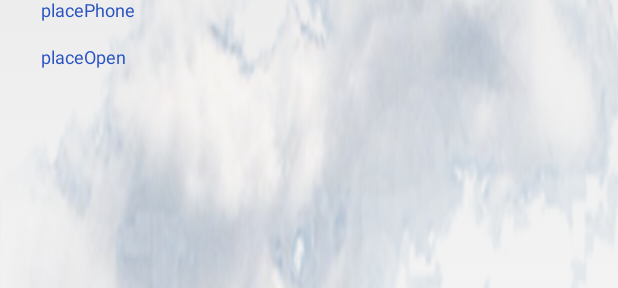
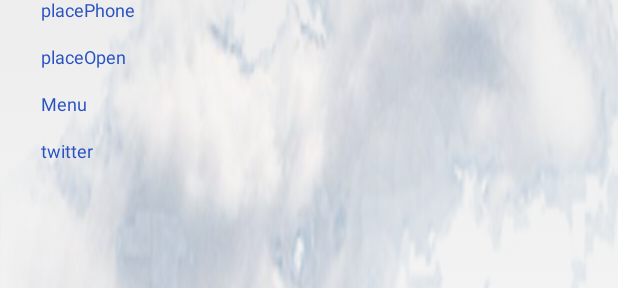
Before and after one commit to zhaozw/FoodTruckAficionadosOpenSource, an Android app: the layout food_truck_rows.xml on its own in the app's theme, with its tools: preview values and no code run, on a phone screen of 412 x 824 dp. Shown: the part 284-572 px from the top of the screen. Run offline under Robolectric (Android 15) with nearby library versions, the phone set to English and light mode, and no system bars.

Commit message:
ADJUSTED MORE UI need rest for a minute

```diff
--- a/app/src/main/res/layout/food_truck_rows.xml
+++ b/app/src/main/res/layout/food_truck_rows.xml
@@ -213,21 +213,25 @@
             android:id="@+id/placePostalView"
             android:layout_width="wrap_content"
             android:layout_height="wrap_content"
-            android:layout_below="@id/placePhoneView"
-            android:padding="9dp"
+            android:layout_below="@id/placeOpenNowView"
+            android:padding="7dp"
             android:textColor="#2A53C1"
-            android:textSize="15sp"
+            android:textSize="12sp"
+            android:text="Menu"
             android:layout_alignLeft="@id/placeAddressView"
+
             />
         <TextView
             android:id="@+id/placeExtraView"
             android:layout_width="wrap_content"
             android:layout_height="wrap_content"
-            android:layout_below="@id/placePhoneView"
-            android:padding="3dp"
+            android:layout_below="@id/placePostalView"
+            android:padding="7dp"
             android:layout_alignLeft="@id/placeAddressView"
             android:textColor="#2A53C1"
-            android:textSize="15sp" />
+            android:text="twitter"
+            android:textSize="12sp"
+            />
 
 
 
```
Also changed, not shown: app/src/main/java/com/justin/truckfinder/app/FoodTruckDataAdapter.java (+19 -6 lines), app/src/main/res/drawable-hdpi/cloudtransparenthalf.png (added), app/src/main/res/drawable-xhdpi/cloudtransparenthalf.png (added), app/src/main/res/drawable-xxhdpi/cloudtransparenthalf.png (added).
